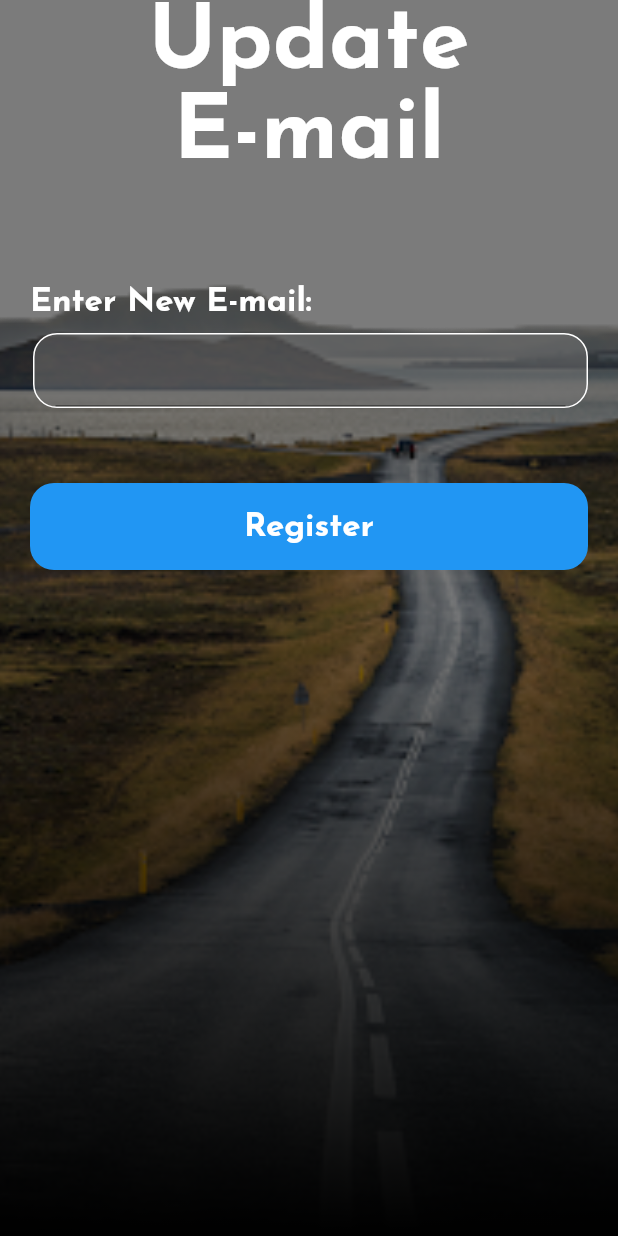
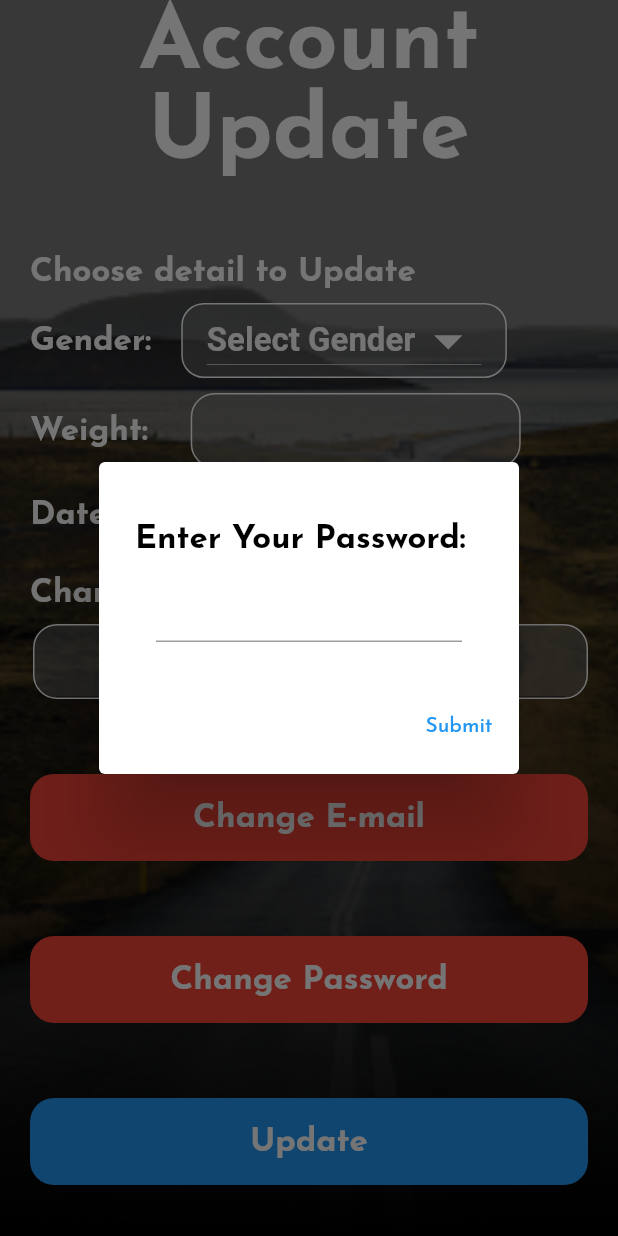
Before and after one commit to leejianen/Software-engineering-login-page, a Flutter app: the AccountUpdatePage screen opened by its route, after a tap on "Change E-mail", on a phone screen of 412 x 824 dp. Run offline on Flutter 3.47's test engine with Material 2 defaults, Android fonts, the phone set to English and light mode, and no system bars; our stand-ins replace font_awesome_flutter, google_fonts.

Commit message:
Add files via upload

```diff
--- a/lib/main.dart
+++ b/lib/main.dart
@@ -19,6 +19,7 @@ class MyApp extends StatelessWidget {
     return MaterialApp(
       title: 'Flutter LoginPage',
       theme: ThemeData(
+        canvasColor: Colors.transparent,
         textTheme: GoogleFonts.josefinSansTextTheme(Theme.of(context).
         textTheme),
         primarySwatch: Colors.blue,
--- a/lib/palette.dart
+++ b/lib/palette.dart
@@ -36,3 +36,15 @@ const TextStyle navScreenWhite = TextStyle(
     fontWeight: FontWeight.bold,
     color: Colors.white,
 );
+
+const TextStyle kBodyTextBlack = TextStyle(
+    fontSize: 22,
+    fontWeight: FontWeight.bold,
+    color: Colors.black,
+);
+
+const TextStyle kHeadTextBlack = TextStyle(
+    fontSize: 40,
+    fontWeight: FontWeight.bold,
+    color: Colors.black,
+);
--- a/lib/screens/AccountUpdate.dart
+++ b/lib/screens/AccountUpdate.dart
@@ -11,10 +11,61 @@ class AccountUpdatePage extends StatefulWidget {
 
 class _AccountUpdatePageState extends State<AccountUpdatePage> {
 
+  Future<void> passwordVerificationDialog(BuildContext context) async {
+    return await showDialog(context: context,
+    builder: (context){
+      return AlertDialog(
+      content: Form(
+          child: Column(
+            mainAxisSize: MainAxisSize.min,
+          children: [
+          Padding(
+            padding: const EdgeInsets.only(top: 20.0, bottom: 10.0),
+            child: Row(
+              children: [
+                Text('Enter Your Password:',
+                    style: kBodyTextBlack),
+              ],
+            ),
+          ),
+          //Password input
+            Padding(
+              padding: const EdgeInsets.symmetric(horizontal: 14.0),
+              child: SizedBox(
+                child: TextFormField(
+                  controller: passwordController,
+                  decoration: InputDecoration(
+                    contentPadding:
+                    const EdgeInsets.symmetric
+                      (vertical: 10),
+                    errorStyle: errorText,
+                    hintStyle: kBodyTextBlack,
+                  ),
+                  obscureText: true,
+                  style: kBodyTextBlack,
+                  keyboardType: TextInputType.text,
+                  textInputAction: TextInputAction.done,
+                ),
+              ),
+            ),
+        ],
+      )),
+        actions: <Widget>[
+          TextButton(
+          child: Text('Submit'),
+          onPressed: () {
+            Navigator.of(context).pop();
+          }
+          )],
+      );
+    });
+  }
+
   var _formKey = GlobalKey<FormState>();
 
   final usernameController = TextEditingController();
   final weightController = TextEditingController();
+  final passwordController = TextEditingController();
 
   String genderChoose;
 
@@ -301,7 +352,8 @@ class _AccountUpdatePageState extends State<AccountUpdatePage> {
                                       decoration: BoxDecoration(
                                           color:Colors.red,
                                           borderRadius: BorderRadius.circular(16)),
-                                      child: TextButton(onPressed: () {
+                                      child: TextButton(onPressed: () async {
+                                        await passwordVerificationDialog(context);
                                         setState((){
                                           if (_formKey.currentState.validate()) {
                                             Navigator.pushNamed(context, '/EmailUpdate');
@@ -324,7 +376,8 @@ class _AccountUpdatePageState extends State<AccountUpdatePage> {
                                       decoration: BoxDecoration(
                                           color:Colors.red,
                                           borderRadius: BorderRadius.circular(16)),
-                                      child: TextButton(onPressed: () {
+                                      child: TextButton(onPressed: () async {
+                                        await passwordVerificationDialog(context);
                                         setState((){
                                           if (_formKey.currentState.validate()) {
                                             Navigator.pushNamed(context, '/PwUpdate');
@@ -346,7 +399,8 @@ class _AccountUpdatePageState extends State<AccountUpdatePage> {
                                       decoration: BoxDecoration(
                                           color:Colors.blue,
                                           borderRadius: BorderRadius.circular(16)),
-                                      child: TextButton(onPressed: () {
+                                      child: TextButton(onPressed: () async {
+                                        await passwordVerificationDialog(context);
                                         setState((){
                                           if (_formKey.currentState.validate()) {
                                             print(" This works");
--- a/lib/screens/PasswordUpdate.dart
+++ b/lib/screens/PasswordUpdate.dart
@@ -166,7 +166,6 @@ class _PasswordUpdatePageState extends State<PasswordUpdatePage> {
                                       ],
                                     ),
                                   ),
-
                                   //username input
                                   Container(
                                     width: 370,
```
Also changed, not shown: lib/screens/NavScreen.dart (+63 -2 lines), lib/screens/login page.dart (+31 -1 lines), assets/Fitfeet.png (added).
